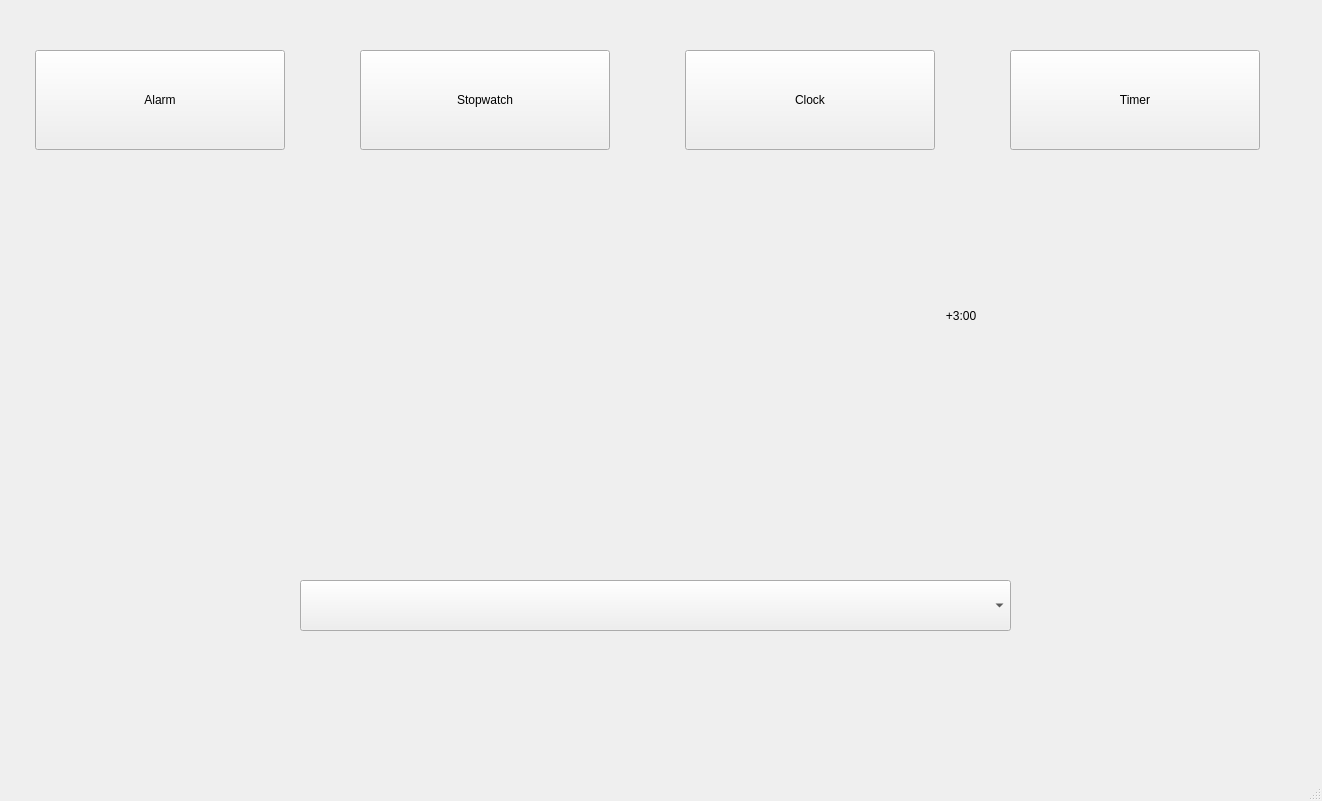
Qt form C++/Projects/Clock/QtGUI/ClockGUI/mainwindow.ui (MikitaVitkouski/BSU) before a commit.
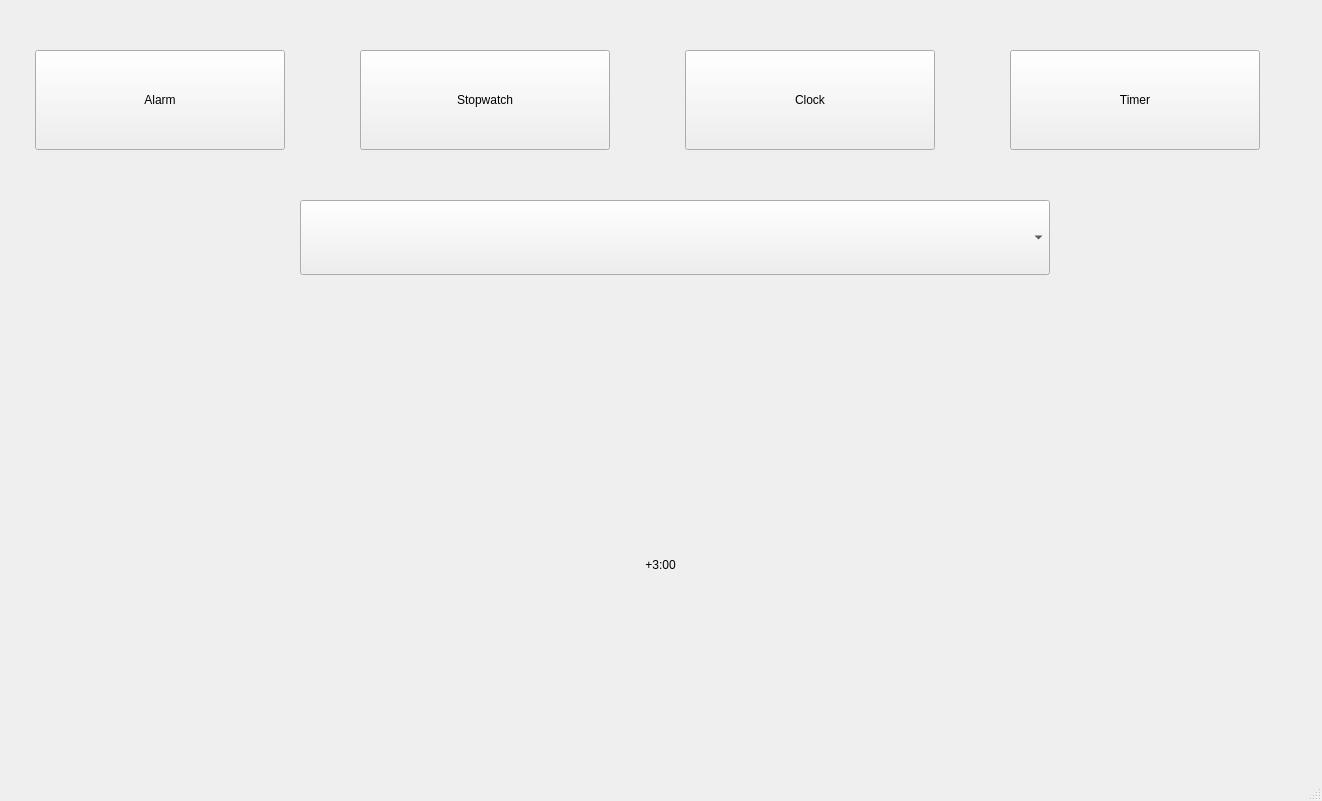
The same form after that commit. The open tabs and pages were chosen to show the change.

Commit message: Change UI's design to more user-friendly, add style.css to make mainwindow.cpp more readable without extra code of stylesheet (now it is stored in style.css and applied by 10 lines in MainWindow's constructor

```diff
--- a/C++/Projects/Clock/QtGUI/ClockGUI/mainwindow.ui
+++ b/C++/Projects/Clock/QtGUI/ClockGUI/mainwindow.ui
@@ -260,10 +260,10 @@
      <widget class="QLabel" name="labelTime">
       <property name="geometry">
        <rect>
-        <x>310</x>
-        <y>80</y>
+        <x>300</x>
+        <y>230</y>
         <width>391</width>
-        <height>111</height>
+        <height>100</height>
        </rect>
       </property>
       <property name="sizePolicy">
@@ -288,9 +288,9 @@
       <property name="geometry">
        <rect>
         <x>150</x>
-        <y>400</y>
-        <width>711</width>
-        <height>51</height>
+        <y>20</y>
+        <width>750</width>
+        <height>75</height>
        </rect>
       </property>
       <property name="sizePolicy">
@@ -308,10 +308,10 @@
      <widget class="QLabel" name="labelDate">
       <property name="geometry">
        <rect>
-        <x>310</x>
-        <y>200</y>
+        <x>300</x>
+        <y>125</y>
         <width>391</width>
-        <height>80</height>
+        <height>100</height>
        </rect>
       </property>
       <property name="font">
@@ -329,10 +329,10 @@
      <widget class="QLabel" name="labelTimezone">
       <property name="geometry">
        <rect>
-        <x>711</x>
-        <y>80</y>
-        <width>200</width>
-        <height>111</height>
+        <x>410</x>
+        <y>335</y>
+        <width>201</width>
+        <height>100</height>
        </rect>
       </property>
       <property name="text">
```
Left out of the diff: 24 changed lines with no effect on the pictures. The commit also changes 3 other files.
